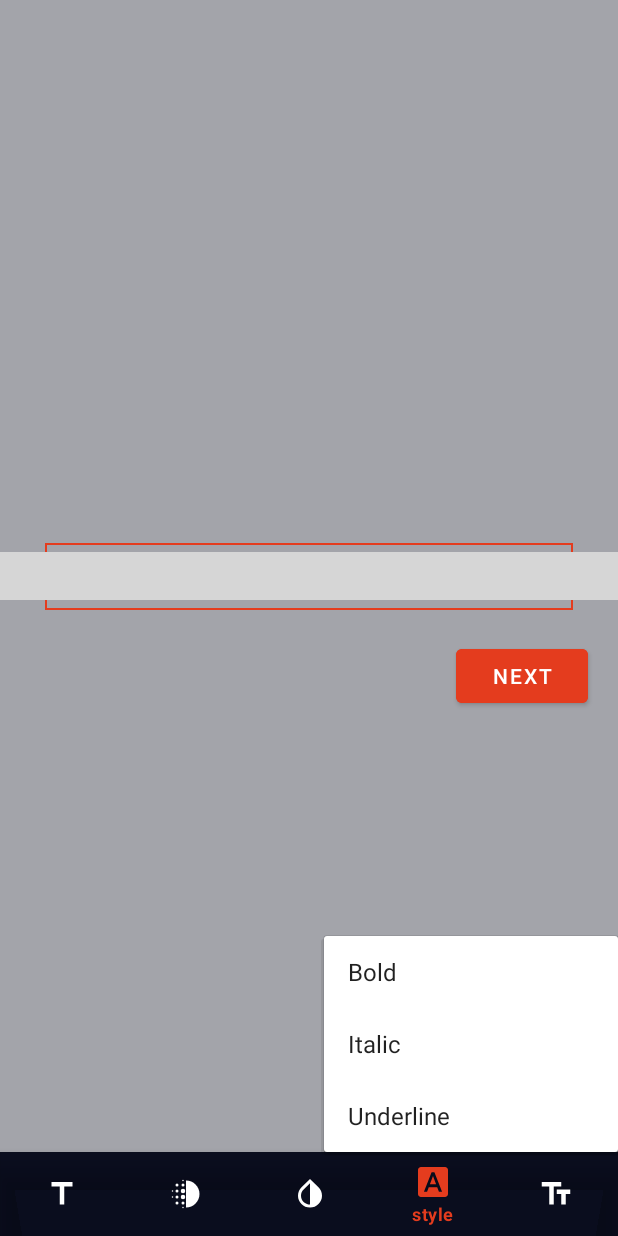
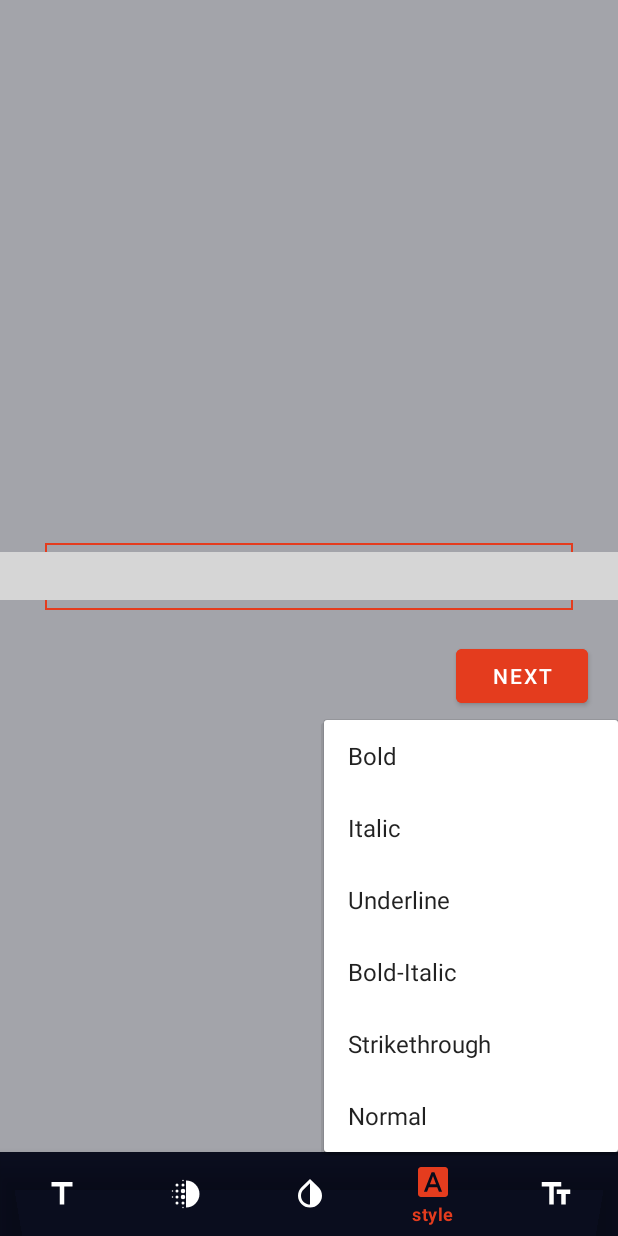
Before and after one commit to pandaabhijeet/Quotify, an Android app: the ImageEditActivity screen opened directly, with no data from a screen before it, item 4 of the bottom bar chosen, on a phone screen of 412 x 824 dp. Run offline under Robolectric (Android 15) with nearby library versions, the phone set to English and light mode, and no system bars; libraries missing offline, so code that uses them is left out: com.jsibbold.zoomage, com.skydoves.colorpickerview; plain views replace ZoomageView; pictures from the network do not load; 2 statements that could not run were skipped; grey boxes are pictures that could not be loaded.

Commit message:
ImageEdit Activity - Added functionality for font size, font style and shadow of text.

```diff
--- /dev/null
+++ b/app/src/main/res/drawable/seek_thumb.xml
@@ -0,0 +1,6 @@
+<?xml version="1.0" encoding="utf-8"?>
+<shape android:shape="oval"
+    xmlns:android="http://schemas.android.com/apk/res/android">
+    <solid android:color="@color/primary_red"/>
+    <size android:height="20dp" android:width="20dp"/>
+</shape>
--- /dev/null
+++ b/app/src/main/res/drawable/shadow_seek_bar.xml
@@ -0,0 +1,26 @@
+<?xml version="1.0" encoding="utf-8"?>
+<layer-list xmlns:android="http://schemas.android.com/apk/res/android">
+    <item android:gravity="center_vertical">
+        <shape android:shape="rectangle">
+            <gradient android:startColor="@color/white" android:endColor="@color/black"/>
+            <size android:height="3dp"/>
+            <corners android:radius="10dp"/>
+        </shape>
+    </item>
+
+    <item android:gravity="center_vertical">
+        <scale android:scaleWidth="100%">
+            <selector>
+                <item android:state_enabled="false" android:drawable="@color/primary_red"/>
+                <item>
+                    <shape android:shape="rectangle">
+                        <solid android:color="@color/primary_red"/>
+                        <size android:height="3dp"/>
+                        <corners android:radius="10dp"/>
+                    </shape>
+                </item>
+            </selector>
+        </scale>
+    </item>
+
+</layer-list>
--- a/app/src/main/res/layout/activity_image_edit.xml
+++ b/app/src/main/res/layout/activity_image_edit.xml
@@ -87,4 +87,36 @@
         app:layout_constraintTop_toBottomOf="@+id/quote_text"
         android:layout_marginTop="20dp"
         android:layout_marginEnd="20dp"/>
+
+    <SeekBar
+        android:id="@+id/shadow_seek_bar"
+        android:layout_width="match_parent"
+        android:layout_height="wrap_content"
+        app:layout_constraintStart_toStartOf="parent"
+        app:layout_constraintEnd_toEndOf="parent"
+        android:layout_marginHorizontal="40dp"
+        app:layout_constraintBottom_toBottomOf="parent"
+        app:layout_constraintTop_toTopOf="parent"
+        app:layout_constraintVertical_bias="0.8"
+        android:progress="0"
+        android:max="100"
+        android:visibility="gone"
+        android:progressDrawable="@drawable/shadow_seek_bar"
+        />
+
+    <TextView
+        android:id="@+id/shadow_value_btn"
+        android:layout_width="40dp"
+        android:layout_height="20dp"
+        android:background="@color/primary_red"
+        android:text="0"
+        android:textAlignment="center"
+        android:textColor="@color/white"
+        android:textSize="16sp"
+        app:layout_constraintTop_toBottomOf="@id/shadow_seek_bar"
+        android:layout_marginTop="10dp"
+        app:layout_constraintEnd_toEndOf="parent"
+        app:layout_constraintStart_toStartOf="parent"
+        android:visibility="gone"
+        />
 </androidx.constraintlayout.widget.ConstraintLayout>
--- a/app/src/main/res/menu/font_style_menu.xml
+++ b/app/src/main/res/menu/font_style_menu.xml
@@ -12,5 +12,16 @@
         android:id="@+id/font_underlined"
         android:title="Underline">
     </item>
-
+    <item
+        android:id="@+id/font_bold_italic"
+        android:title="Bold-Italic">
+    </item>
+    <item
+        android:id="@+id/font_strike_through"
+        android:title="Strikethrough">
+    </item>
+    <item
+        android:id="@+id/font_normal"
+        android:title="Normal">
+    </item>
 </menu>
```
Also changed, not shown: app/src/main/java/com/example/quotify/ImageEditActivity.java (+102 -5 lines).
